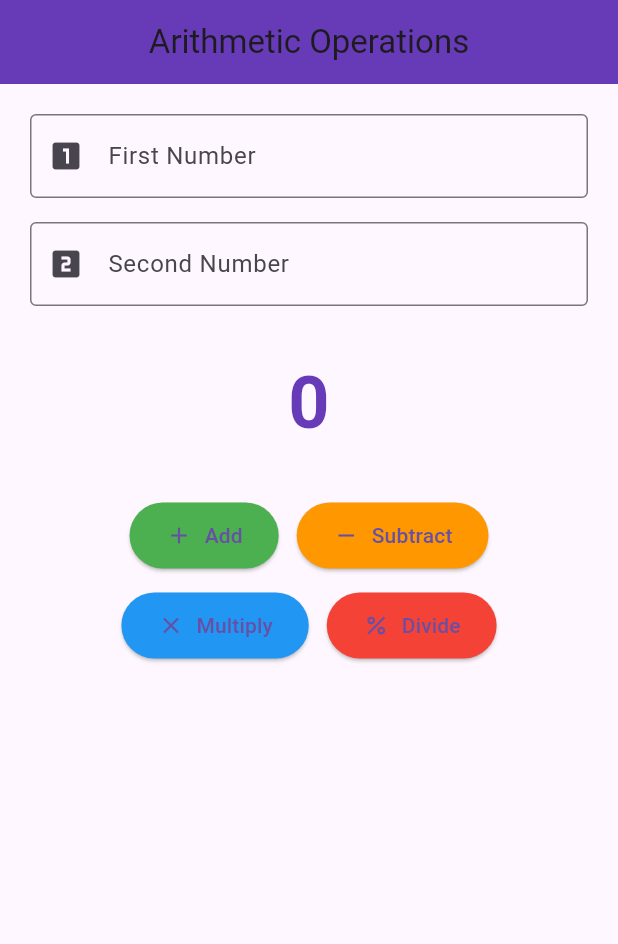
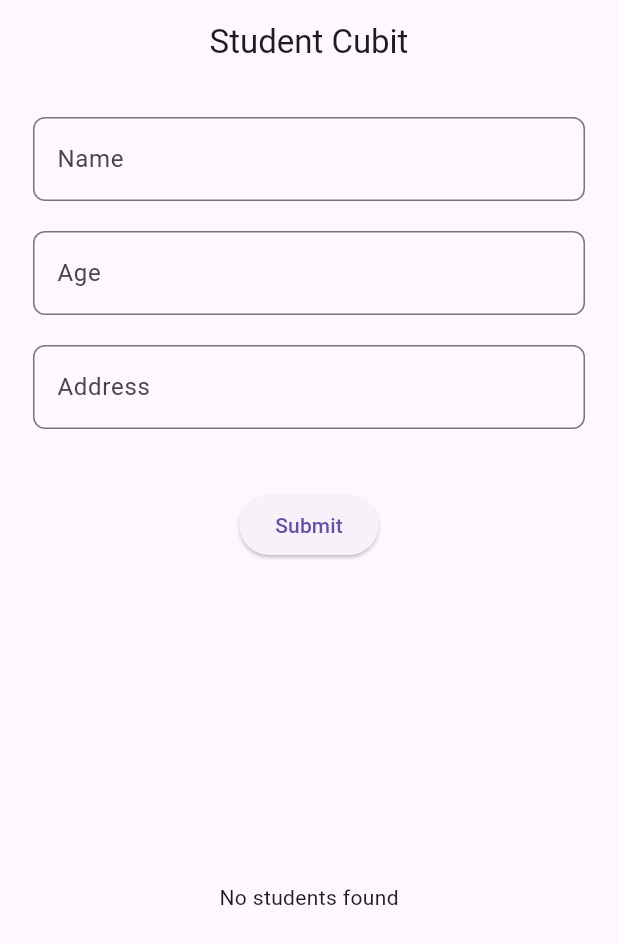
Before and after one commit to dipen-dra/cubit, a Flutter app: the screen it shows after launch, on a phone screen of 412 x 824 dp. Shown: the top 944 px of the screen. Run offline on Flutter 3.47's test engine with Material 3 defaults, Android fonts, the phone set to English and light mode, and no system bars; our stand-ins replace flutter_bloc.

Commit message:
student cubit added

```diff
--- /dev/null
+++ b/lib/app.dart
@@ -0,0 +1,22 @@
+
+
+import 'package:cubit_state/cubit/arithmetic_cubit.dart';
+import 'package:cubit_state/cubit/counter_cubit.dart';
+import 'package:cubit_state/cubit/studentCubit.dart';
+import 'package:cubit_state/view/arithmetic_view.dart';
+import 'package:cubit_state/view/counter_view.dart';
+import 'package:cubit_state/view/student_cubit_view.dart';
+import 'package:flutter/material.dart';
+import 'package:flutter_bloc/flutter_bloc.dart';
+
+
+class App extends StatelessWidget {
+  const App({super.key});
+
+  @override
+  Widget build(BuildContext context) {
+     return MaterialApp(home: BlocProvider(create: (context) => StudentCubit() , // dependency injection
+    child:  StudentView(),) , debugShowCheckedModeBanner: false ,
+    ) ;
+  }
+}
--- a/lib/cubit/arithmetic_cubit.dart
+++ b/lib/cubit/arithmetic_cubit.dart
@@ -2,7 +2,6 @@ import 'package:flutter_bloc/flutter_bloc.dart';
 
 class AirthmeticCubit extends Cubit<int>{
   AirthmeticCubit() : super(0) ;
-
 
   void add(int firstNumber ,int secondNumber  ){
     emit(firstNumber + secondNumber) ;
@@ -21,5 +20,4 @@ class AirthmeticCubit extends Cubit<int>{
   void reset(){
     emit(0) ;
   }
-
 }
--- /dev/null
+++ b/lib/cubit/studentCubit.dart
@@ -0,0 +1,27 @@
+import 'package:cubit_state/model/studentModel.dart';
+import 'package:flutter_bloc/flutter_bloc.dart';
+import '../state/student_state.dart';
+
+class StudentCubit extends Cubit<StudentState> {
+  StudentCubit() : super(StudentState.initial());
+
+  void addStudent(StudentModel student) {
+    emit(state.copyWith(isLoading: true));
+    Future.delayed(const Duration(seconds: 1), () {
+      emit(state.copyWith(
+        lstStudents: [...state.lstStudent, student],
+        isLoading: false,
+      ));
+    });
+  }
+  void deleteStudent(StudentModel student) {
+    emit(state.copyWith(isLoading: true));
+    Future.delayed(const Duration(seconds: 1), () {
+      final updatedList = state.lstStudent.toList()..remove(student);
+      emit(state.copyWith(lstStudents: updatedList, isLoading: false));
+    });
+  }
+  void reset() {
+    emit(StudentState.initial());
+  }
+}
--- a/lib/model/arithmetic_model.dart
+++ b/lib/model/arithmetic_model.dart
@@ -22,7 +22,4 @@ class ArithematicModel {
   double div (){
     return first / second ;
   }
-
-
-
 }
--- /dev/null
+++ b/lib/model/studentModel.dart
@@ -0,0 +1,20 @@
+import'package:equatable/equatable.dart';
+
+class StudentModel extends Equatable {
+  final String name ;
+  final int age  ;
+  final String address ;
+
+  const StudentModel({
+    required this.name ,
+    required this.age ,
+    required this.address,
+}) ;
+
+  @override
+  List<Object?> get props => [
+    name ,
+    age ,
+    address
+  ] ;
+}
--- /dev/null
+++ b/lib/state/student_state.dart
@@ -0,0 +1,27 @@
+
+
+import 'package:cubit_state/model/studentModel.dart';
+
+class StudentState {
+  final List<StudentModel> lstStudent;
+  final bool isLoading;
+
+  const StudentState({
+    required this.lstStudent,
+    required this.isLoading,
+  });
+
+  factory StudentState.initial() {
+    return const StudentState(lstStudent: [], isLoading: false);
+  }
+
+  StudentState copyWith({
+    List<StudentModel>? lstStudents,
+    bool? isLoading,
+  }) {
+    return StudentState(
+      lstStudent: lstStudents ?? this.lstStudent,
+      isLoading: isLoading ?? this.isLoading,
+    );
+  }
+}
--- a/lib/view/app.dart
+++ /dev/null
@@ -1,18 +0,0 @@
-
-
-import 'package:cubit_state/cubit/arithmetic_cubit.dart';
-import 'package:cubit_state/view/arithmetic_view.dart';
-import 'package:flutter/material.dart';
-import 'package:flutter_bloc/flutter_bloc.dart';
-
-
-class App extends StatelessWidget {
-  const App({super.key});
-
-  @override
-  Widget build(BuildContext context) {
-     return MaterialApp(home: BlocProvider(create: (context) => AirthmeticCubit() , // dependency injection
-    child:  AirthematicView(),) , debugShowCheckedModeBanner: false ,
-    ) ;
-  }
-}
--- a/lib/view/arithmetic_view.dart
+++ b/lib/view/arithmetic_view.dart
@@ -28,7 +28,7 @@ class AirthematicView extends StatelessWidget {
                 decoration: const InputDecoration(
                   labelText: "First Number",
                   border: OutlineInputBorder(),
-                  prefixIcon: Icon(Icons.looks_one),
+                  // prefixIcon: Icon(Icons.looks_one),
                 ),
               ),
               const SizedBox(height: 16),
@@ -38,12 +38,11 @@ class AirthematicView extends StatelessWidget {
                 decoration: const InputDecoration(
                   labelText: "Second Number",
                   border: OutlineInputBorder(),
-                  prefixIcon: Icon(Icons.looks_two),
+                  // prefixIcon: Icon(Icons.looks_two),
                 ),
               ),
 
               const SizedBox(height: 30),
-
               // Result display
               BlocBuilder<AirthmeticCubit, int>(
                 builder: (context, state) {
@@ -75,7 +74,7 @@ class AirthematicView extends StatelessWidget {
                           int.parse(secondController.text));
                     },
                     style: ElevatedButton.styleFrom(
-                      backgroundColor: Colors.green,
+                      backgroundColor: Colors.amber,
                       padding: const EdgeInsets.symmetric(
                           horizontal: 24, vertical: 12),
                     ),
@@ -89,7 +88,7 @@ class AirthematicView extends StatelessWidget {
                           int.parse(secondController.text));
                     },
                     style: ElevatedButton.styleFrom(
-                      backgroundColor: Colors.orange,
+                      backgroundColor: Colors.amber,
                       padding: const EdgeInsets.symmetric(
                           horizontal: 24, vertical: 12),
                     ),
@@ -103,7 +102,7 @@ class AirthematicView extends StatelessWidget {
                           int.parse(secondController.text));
                     },
                     style: ElevatedButton.styleFrom(
-                      backgroundColor: Colors.blue,
+                      backgroundColor: Colors.amber,
                       padding: const EdgeInsets.symmetric(
                           horizontal: 24, vertical: 12),
                     ),
@@ -117,7 +116,7 @@ class AirthematicView extends StatelessWidget {
                           int.parse(secondController.text));
                     },
                     style: ElevatedButton.styleFrom(
-                      backgroundColor: Colors.red,
+                      backgroundColor: Colors.amber,
                       padding: const EdgeInsets.symmetric(
                           horizontal: 24, vertical: 12),
                     ),
--- /dev/null
+++ b/lib/view/student_cubit_view.dart
@@ -0,0 +1,160 @@
+import 'package:cubit_state/cubit/studentCubit.dart';
+import 'package:cubit_state/model/studentModel.dart';
+import 'package:flutter/material.dart';
+import 'package:flutter_bloc/flutter_bloc.dart';
+
+import '../state/student_state.dart';
+
+class StudentView extends StatefulWidget {
+  const StudentView({super.key});
+
+  @override
+  State<StudentView> createState() => _StudentViewState();
+}
+
+class _StudentViewState extends State<StudentView> {
+  final nameController = TextEditingController();
+  final ageController = TextEditingController();
+  final addressController = TextEditingController();
+
+  final _formKey = GlobalKey<FormState>();
+
+  @override
+  Widget build(BuildContext context) {
+    return Scaffold(
+      appBar: AppBar(title: const Center(child: Text("Student Cubit"))),
+      body: SafeArea(
+        child: Padding(
+          padding: const EdgeInsets.all(22.0),
+          child: Column(
+            children: [
+              Form(
+                key: _formKey,
+                child: Column(
+                  children: [
+                    TextFormField(
+                      controller: nameController,
+                      decoration: InputDecoration(
+                        labelText: "Name",
+                        border: OutlineInputBorder(
+                          borderRadius: BorderRadius.circular(8),
+                        ),
+                      ),
+                      validator: (value) =>
+                          value!.isEmpty ? 'Please enter a name' : null,
+                    ),
+                    const SizedBox(height: 20),
+                    TextFormField(
+                      controller: ageController,
+                      keyboardType: TextInputType.number,
+                      decoration: InputDecoration(
+                        labelText: "Age",
+                        border: OutlineInputBorder(
+                          borderRadius: BorderRadius.circular(8),
+                        ),
+                      ),
+                      validator: (value) =>
+                          value!.isEmpty ? 'Please enter age' : null,
+                    ),
+                    const SizedBox(height: 20),
+                    TextFormField(
+                      controller: addressController,
+                      decoration: InputDecoration(
+                        labelText: "Address",
+                        border: OutlineInputBorder(
+                          borderRadius: BorderRadius.circular(8),
+                        ),
+                      ),
+                      validator: (value) =>
+                          value!.isEmpty ? 'Please enter address' : null,
+                    ),
+                  ],
+                ),
+              ),
+              const SizedBox(height: 40),
+              ElevatedButton(
+                onPressed: () {
+                  if (_formKey.currentState!.validate()) {
+                    final student = StudentModel(
+                      name: nameController.text,
+                      age: int.parse(ageController.text),
+                      address: addressController.text,
+                    );
+                    context.read<StudentCubit>().addStudent(student);
+                    nameController.clear();
+                    ageController.clear();
+                    addressController.clear();
+                  }
+                },
+                child: const Text("Submit"),
+              ),
+              const SizedBox(height: 20),
+              Expanded(
+                child: BlocBuilder<StudentCubit, StudentState>(
+                  builder: (context, state) {
+                    if (state.isLoading) {
+                      return const Center(child: CircularProgressIndicator());
+                    } else if (state.lstStudent.isEmpty) {
+                      return const Center(child: Text("No students found"));
+                    } else {
+                      return ListView.separated(
+                        itemCount: state.lstStudent.length,
+                        separatorBuilder: (_, __) => const Divider(),
+                        itemBuilder: (context, index) {
+                          final student = state.lstStudent[index];
+                          return Container(
+                            decoration: BoxDecoration(
+                              borderRadius: BorderRadius.circular(8),
+                              border: Border.all(color: Colors.grey.shade500),
+                            ),
+                            child: ListTile(
+                              title: Text(student.name),
+                              subtitle:
+                                  Text('${student.age}, ${student.address}'),
+                              trailing: IconButton(
+                                icon: const Icon(Icons.delete),
+                                onPressed: () {
+                                  showDialog(
+                                    context: context,
+                                    builder: (BuildContext context) {
+                                      return AlertDialog(
+                                        title: const Text("Delete?"),
+                                        content: Text(
+                                            "Are you sure you want to delete ${student.name}'s info?"),
+                                        actions: [
+                                          TextButton(
+                                            onPressed: () {
+                                              context
+                                                  .read<StudentCubit>()
+                                                  .deleteStudent(student);
+                                              Navigator.pop(context);
+                                            },
+                                            child: const Text("Yes"),
+                                          ),
+                                          TextButton(
+                                            onPressed: () {
+                                              Navigator.pop(context);
+                                            },
+                                            child: const Text("No"),
+                                          ),
+                                        ],
+                                      );
+                                    },
+                                  );
+                                },
+                              ),
+                            ),
+                          );
+                        },
+                      );
+                    }
+                  },
+                ),
+              ),
+            ],
+          ),
+        ),
+      ),
+    );
+  }
+}
--- a/pubspec.yaml
+++ b/pubspec.yaml
@@ -36,6 +36,7 @@ dependencies:
   # Use with the CupertinoIcons class for iOS style icons.
   cupertino_icons: ^1.0.8
   flutter_bloc: ^9.1.1
+  equatable: ^2.0.7
 
 dev_dependencies:
   flutter_test:
@@ -47,6 +48,7 @@ dev_dependencies:
   # package. See that file for information about deactivating specific lint
   # rules and activating additional ones.
   flutter_lints: ^5.0.0
+
 
 # For information on the generic Dart part of this file, see the
 # following page: https://dart.dev/tools/pub/pubspec
```
Also changed, not shown: lib/cubit/counter_cubit.dart (added, +20 -0 lines), lib/main.dart (+1 -7 lines), lib/view/counter_view.dart (added, +77 -0 lines), pubspec.lock.
